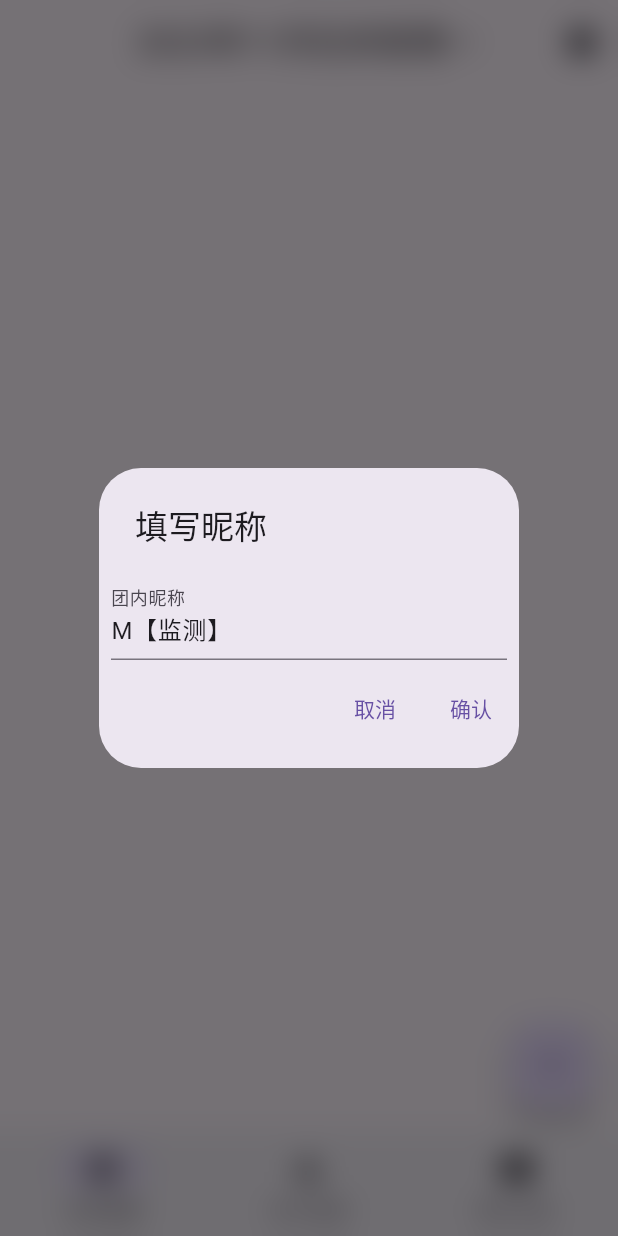
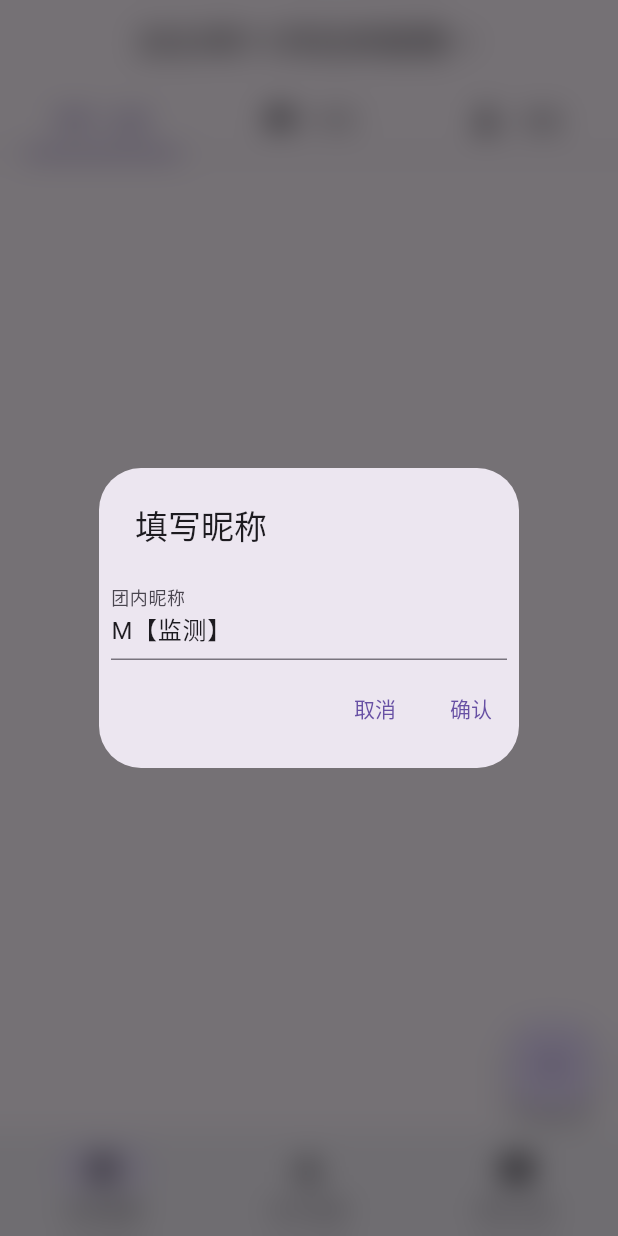
Before and after one commit to rlin1538/cfm_feedback, a Flutter app: the screen it shows after launch, on a phone screen of 412 x 824 dp. Run offline on Flutter 3.47's test engine with Material 2 defaults, Android fonts, the phone set to English and light mode, and no system bars; drawn by our look-alikes of dynamic_color; our stand-ins replace dio, flutter_highlight, flutter_native_splash, fluttertoast, google_fonts, permission_handler and 2 more; missing offline and left inert: saf; accounts and stored records are empty.

Commit message:
任务管理添加tab栏，未实现操作逻辑

```diff
--- a/lib/Page/MisssionPage.dart
+++ b/lib/Page/MisssionPage.dart
@@ -47,6 +47,39 @@ class _MissionPageState extends State<MissionPage> {
   var _missionDeadlineController = TextEditingController();
   var _missionUrlController = TextEditingController();
 
+  final tabs = [
+    Tab(
+      icon: Row(
+        mainAxisAlignment: MainAxisAlignment.center,
+        children: [
+          Icon(Icons.all_inclusive),
+          SizedBox(width: 10),
+          Text("全部")
+        ],
+      ),
+    ),
+    Tab(
+      icon: Row(
+        mainAxisAlignment: MainAxisAlignment.center,
+        children: [
+          Icon(Icons.sports_esports),
+          SizedBox(width: 10),
+          Text("专项")
+        ],
+      ),
+    ),
+    Tab(
+      icon: Row(
+        mainAxisAlignment: MainAxisAlignment.center,
+        children: [
+          Icon(Icons.science),
+          SizedBox(width: 10),
+          Text("武器")
+        ],
+      ),
+    ),
+  ];
+
   Future<Null> _selectDate(
       BuildContext context, TextEditingController textEditingController,
       {bool format = false}) async {
@@ -92,7 +125,9 @@ class _MissionPageState extends State<MissionPage> {
     _loadData(model);
     Timer(Duration(seconds: 1), () => setState(() {}));
 
-    return Scaffold(
+    return DefaultTabController(
+      length: tabs.length,
+      child: Scaffold(
         appBar: AppBar(
           title: GestureDetector(
             child: Row(
@@ -174,30 +209,8 @@ class _MissionPageState extends State<MissionPage> {
               ),
               visible: isSubscribed,
             ),
-          // IconButton(
-          //   onPressed: () {
-          //     Navigator.push(context,
-          //         MaterialPageRoute(builder: (context) {
-          //       return StatisticsPage(
-          //           widget.missionController.missions, version, _nameValueController.text);
-          //     }));
-          //   },
-          //   icon: Icon(Icons.insert_chart),
-          //   tooltip: "查看统计",
-          // ),
-          IconButton(
-            onPressed: () {
-              showDialog(
-                  context: context,
-                  builder: (BuildContext context) {
-                    //_getClip();
-                    return AppHelpDialog();
-                  });
-            },
-            icon: Icon(Icons.help),
-            tooltip: "帮助",
-          ),
           ],
+          bottom: TabBar(tabs: tabs),
         ),
         body: RefreshIndicator(
             onRefresh: () async {
@@ -255,7 +268,8 @@ class _MissionPageState extends State<MissionPage> {
                     onDismissed: (d) {
                       print("onDismissed");
                       setState(() {
-                    deleteMission(widget.missionController.missions[index].id);
+                        deleteMission(
+                            widget.missionController.missions[index].id);
                         widget.missionController.missions.removeAt(index);
                       });
                       // setState(() {
@@ -266,13 +280,9 @@ class _MissionPageState extends State<MissionPage> {
                     },
                     child: Card(
                       elevation: 1.0,
-                  margin: EdgeInsets.only(left: 8.0, right: 8.0, bottom: 8.0),
+                      margin: EdgeInsets.only(left: 16.0, right: 16.0, top: 4.0,bottom: 4.0),
                       shape: RoundedRectangleBorder(
                         borderRadius: BorderRadius.all(Radius.circular(20.0)),
-                    // side: BorderSide(
-                    //   color: Colors.grey,
-                    //   width: 1,
-                    // ),
                       ),
                       child: ListTile(
                         shape: RoundedRectangleBorder(
@@ -289,8 +299,8 @@ class _MissionPageState extends State<MissionPage> {
                               style: TextStyle(color: Colors.black87)),
                         ),
                         trailing: IconButton(
-                      icon: _getFinishStatus(
-                          widget.missionController.missions[index].isFinished),
+                          icon: _getFinishStatus(widget
+                              .missionController.missions[index].isFinished),
                           onPressed: () async {
                             setState(() {
                               if (widget.missionController.missions[index]
@@ -307,7 +317,8 @@ class _MissionPageState extends State<MissionPage> {
                                 widget.missionController.missions[index]);
                           },
                         ),
-                    title: Text(widget.missionController.missions[index].name),
+                        title:
+                            Text(widget.missionController.missions[index].name),
                         subtitle: Column(
                           crossAxisAlignment: CrossAxisAlignment.start,
                           children: [
@@ -318,9 +329,10 @@ class _MissionPageState extends State<MissionPage> {
                                   size: 16,
                                 ),
                                 Text(
-                                widget
-                                    .missionController.missions[index].deadline,
-                                style: TextStyle(fontWeight: FontWeight.bold)),
+                                    widget.missionController.missions[index]
+                                        .deadline,
+                                    style:
+                                        TextStyle(fontWeight: FontWeight.bold)),
                                 VerticalDivider(),
                                 Icon(
                                   Icons.monetization_on_outlined,
@@ -335,7 +347,8 @@ class _MissionPageState extends State<MissionPage> {
                                 )
                               ],
                             ),
-                        Text(widget.missionController.missions[index].content),
+                            Text(
+                                widget.missionController.missions[index].content),
                           ],
                         ),
                         onTap: () {
@@ -414,7 +427,8 @@ class _MissionPageState extends State<MissionPage> {
                                         endIndent: 16,
                                       ),
                                       Padding(
-                                    padding: const EdgeInsets.only(bottom: 8.0),
+                                        padding:
+                                            const EdgeInsets.only(bottom: 8.0),
                                         child: Text("任务内容，禁止外泄",
                                             style: TextStyle(
                                                 fontWeight: FontWeight.bold,
@@ -481,14 +495,14 @@ class _MissionPageState extends State<MissionPage> {
                         },
                         onLongPress: () async {
                           setState(() {
-                        if (widget
-                                .missionController.missions[index].isFinished ==
+                            if (widget.missionController.missions[index]
+                                    .isFinished ==
                                 2) {
-                          widget.missionController.missions[index].isFinished =
-                              0;
+                              widget.missionController.missions[index]
+                                  .isFinished = 0;
                             } else {
-                          widget.missionController.missions[index].isFinished =
-                              2;
+                              widget.missionController.missions[index]
+                                  .isFinished = 2;
                             }
                           });
                           widget.missionController.notifyMissionChange();
@@ -536,7 +550,8 @@ class _MissionPageState extends State<MissionPage> {
                                       Brightness.dark)
                                   ? Colors.green[100]
                                   : Colors.black26,
-                            borderRadius: BorderRadius.all(Radius.circular(8.0)),
+                              borderRadius:
+                                  BorderRadius.all(Radius.circular(8.0)),
                             ),
                             padding: EdgeInsets.all(8.0),
                           ),
@@ -582,7 +597,8 @@ class _MissionPageState extends State<MissionPage> {
                                 labelText: "任务截止日期",
                                 suffix: IconButton(
                                   onPressed: () {
-                                  _selectDate(context, _missionDeadlineController,
+                                    _selectDate(
+                                        context, _missionDeadlineController,
                                         format: true);
                                   },
                                   icon: Icon(Icons.calendar_today),
@@ -639,7 +655,9 @@ class _MissionPageState extends State<MissionPage> {
                                                 ["file"]["data"]
                                             .toString()
                                             .split('\n');
-                                      for (int i = 0; i < subscribe.length; i++) {
+                                        for (int i = 0;
+                                            i < subscribe.length;
+                                            i++) {
                                           if (_missionNameController.text ==
                                               subscribe[i]) {
                                             setState(() {
@@ -682,7 +700,8 @@ class _MissionPageState extends State<MissionPage> {
                                         id: _missionNameController.text.hashCode,
                                         name: _missionNameController.text,
                                         content: _missionContentController.text,
-                                      pay: int.parse(_missionPayController.text),
+                                        pay:
+                                            int.parse(_missionPayController.text),
                                         version: model.version,
                                         isFinished: 0,
                                         url: _missionUrlController.text,
@@ -720,6 +739,7 @@ class _MissionPageState extends State<MissionPage> {
                 }).then((value) => setState(() {}));
           },
           heroTag: "other",
+        ),
       ),
     );
   }
--- a/lib/Page/MorePage.dart
+++ b/lib/Page/MorePage.dart
@@ -6,6 +6,7 @@ import 'package:fluttertoast/fluttertoast.dart';
 import 'package:provider/provider.dart';
 import 'package:saf/saf.dart';
 
+import '../Widgets/HelpDialog.dart';
 import 'JoyBackupPage.dart';
 import 'package:url_launcher/url_launcher.dart';
 
@@ -119,6 +120,17 @@ class _MorePageState extends State<MorePage> {
           ),
           Divider(),
           ListTile(
+            leading: Icon(Icons.help),
+            title: Text("使用手册"),
+            onTap: () {
+              showDialog(
+                  context: context,
+                  builder: (BuildContext context) {
+                    return AppHelpDialog();
+                  });
+            },
+          ),
+          ListTile(
             leading: Icon(Icons.attach_money),
             title: Text("请寒心喝可乐"),
             onTap: () async {
--- a/pubspec.yaml
+++ b/pubspec.yaml
@@ -57,6 +57,7 @@ dependencies:
   flutter_highlight: ^0.7.0
   provider: ^6.0.5
   dynamic_color: ^1.4.0
+  flutter_staggered_animations: ^1.1.1
 
 dev_dependencies:
   flutter_test:
```
Also changed, not shown: pubspec.lock. Lines whose indentation alone changed are shown as unchanged.
